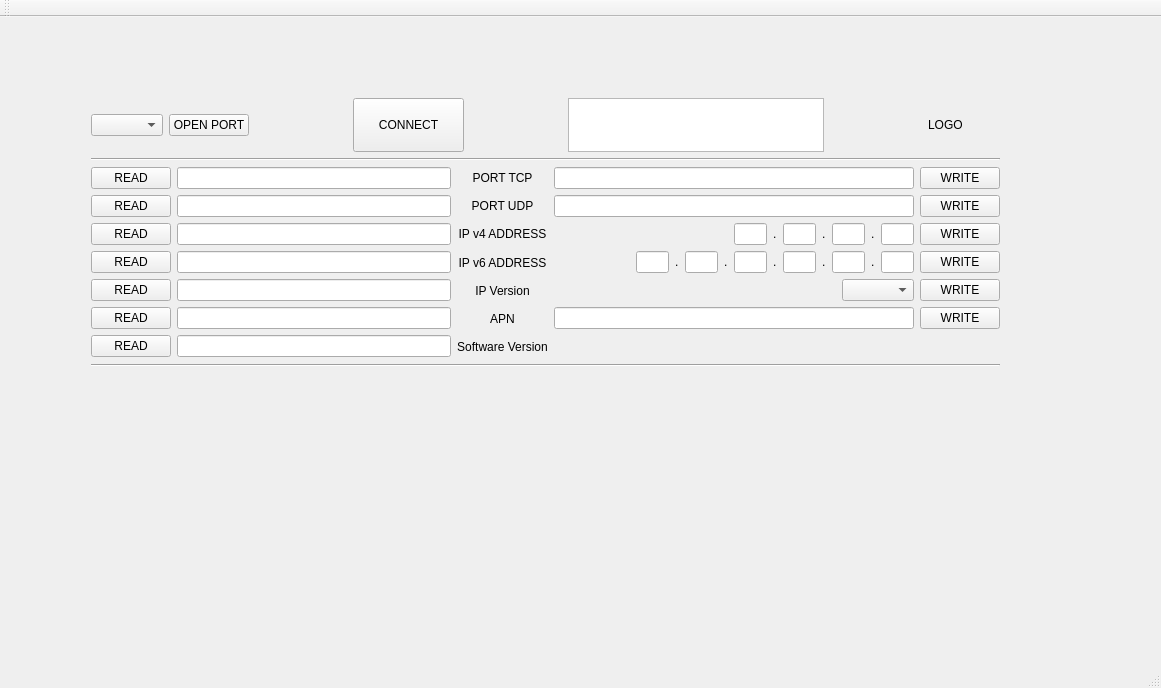
Before: the Qt Designer form mainwindow.ui in heavyC1oud/QT_Config_, drawn with Qt 5.
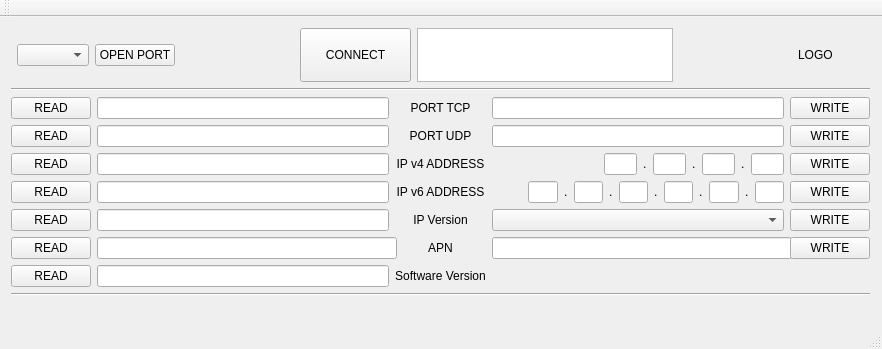
After: the same form once the commit is applied.

Diff of the .ui file:
```diff
--- a/mainwindow.ui
+++ b/mainwindow.ui
@@ -6,8 +6,8 @@
    <rect>
     <x>0</x>
     <y>0</y>
-    <width>1161</width>
-    <height>688</height>
+    <width>882</width>
+    <height>349</height>
    </rect>
   </property>
   <property name="minimumSize">
@@ -29,22 +29,42 @@
    <widget class="QWidget" name="verticalLayoutWidget_4">
     <property name="geometry">
      <rect>
-      <x>80</x>
-      <y>70</y>
-      <width>931</width>
-      <height>291</height>
+      <x>0</x>
+      <y>0</y>
+      <width>881</width>
+      <height>290</height>
      </rect>
     </property>
-    <layout class="QVBoxLayout" name="verticalLayout_4">
+    <layout class="QVBoxLayout" name="verticalLayout">
      <item>
-      <layout class="QHBoxLayout" name="horizontalLayout_7">
+      <layout class="QHBoxLayout" name="horizontalLayout">
        <item>
         <layout class="QHBoxLayout" name="horizontalLayout_6">
          <item>
-          <widget class="QComboBox" name="selCOM_CB"/>
+          <widget class="Line" name="line_3">
+           <property name="orientation">
+            <enum>Qt::Horizontal</enum>
+           </property>
+          </widget>
+         </item>
+         <item>
+          <widget class="QComboBox" name="selCOM_CB">
+           <property name="minimumSize">
+            <size>
+             <width>72</width>
+             <height>0</height>
+            </size>
+           </property>
+          </widget>
          </item>
          <item>
           <widget class="QPushButton" name="openCom_PB">
+           <property name="minimumSize">
+            <size>
+             <width>77</width>
+             <height>0</height>
+            </size>
+           </property>
            <property name="text">
             <string>OPEN PORT</string>
            </property>
@@ -53,9 +73,7 @@
         </layout>
        </item>
        <item>
-        <layout class="QHBoxLayout" name="horizontalLayout_5">
-         <item>
-          <spacer name="horizontalSpacer_4">
+        <spacer name="horizontalSpacer_3">
            <property name="orientation">
             <enum>Qt::Horizontal</enum>
            </property>
@@ -80,19 +98,6 @@
            </property>
           </widget>
          </item>
-         <item>
-          <spacer name="horizontalSpacer_5">
-           <property name="orientation">
-            <enum>Qt::Horizontal</enum>
-           </property>
-           <property name="sizeHint" stdset="0">
-            <size>
-             <width>40</width>
-             <height>20</height>
-            </size>
-           </property>
-          </spacer>
-         </item>
          <item>
           <widget class="QTextEdit" name="receiveData_TE">
            <property name="maximumSize">
@@ -104,7 +109,7 @@
           </widget>
          </item>
          <item>
-          <spacer name="horizontalSpacer_3">
+        <spacer name="horizontalSpacer_5">
            <property name="orientation">
             <enum>Qt::Horizontal</enum>
            </property>
@@ -137,8 +142,6 @@
          </item>
         </layout>
        </item>
-      </layout>
-     </item>
      <item>
       <widget class="Line" name="line">
        <property name="orientation">
@@ -147,76 +150,7 @@
       </widget>
      </item>
      <item>
-      <layout class="QHBoxLayout" name="horizontalLayout">
-       <item>
-        <layout class="QFormLayout" name="formLayout">
-         <item row="0" column="0">
-          <widget class="QPushButton" name="readPortTCP_PB">
-           <property name="text">
-            <string>READ</string>
-           </property>
-          </widget>
-         </item>
-         <item row="0" column="1">
-          <widget class="QLineEdit" name="readPortTCP_LE"/>
-         </item>
-         <item row="1" column="0">
-          <widget class="QPushButton" name="readPortUDP_PB">
-           <property name="text">
-            <string>READ</string>
-           </property>
-          </widget>
-         </item>
-         <item row="1" column="1">
-          <widget class="QLineEdit" name="readPortUDP_LE"/>
-         </item>
-         <item row="2" column="0">
-          <widget class="QPushButton" name="readAdrIPv4_PB">
-           <property name="text">
-            <string>READ</string>
-           </property>
-          </widget>
-         </item>
-         <item row="2" column="1">
-          <widget class="QLineEdit" name="readAdrIPv4_LE"/>
-         </item>
-         <item row="3" column="0">
-          <widget class="QPushButton" name="readAdrIPv6_PB">
-           <property name="text">
-            <string>READ</string>
-           </property>
-          </widget>
-         </item>
-         <item row="3" column="1">
-          <widget class="QLineEdit" name="readAdrIPv6_LE"/>
-         </item>
-         <item row="4" column="0">
-          <widget class="QPushButton" name="readIPver_PB">
-           <property name="text">
-            <string>READ</string>
-           </property>
-          </widget>
-         </item>
-         <item row="4" column="1">
-          <widget class="QLineEdit" name="readIPver_LE"/>
-         </item>
-         <item row="5" column="0">
-          <widget class="QPushButton" name="readAPN_PB">
-           <property name="text">
-            <string>READ</string>
-           </property>
-          </widget>
-         </item>
-         <item row="5" column="1">
-          <widget class="QLineEdit" name="readAPN_LE">
-           <property name="minimumSize">
-            <size>
-             <width>222</width>
-             <height>0</height>
-            </size>
-           </property>
-          </widget>
-         </item>
+      <layout class="QGridLayout" name="gridLayout">
          <item row="6" column="0">
           <widget class="QPushButton" name="readSWver_PB">
            <property name="text">
@@ -224,6 +158,23 @@
            </property>
           </widget>
          </item>
+       <item row="4" column="0">
+        <widget class="QPushButton" name="readIPver_PB">
+         <property name="text">
+          <string>READ</string>
+         </property>
+        </widget>
+       </item>
+       <item row="3" column="2">
+        <widget class="QLabel" name="label_4">
+         <property name="text">
+          <string>IP v6 ADDRESS</string>
+         </property>
+         <property name="alignment">
+          <set>Qt::AlignCenter</set>
+         </property>
+        </widget>
+       </item>
          <item row="6" column="1">
           <widget class="QLineEdit" name="readSWver_LE">
            <property name="readOnly">
@@ -231,34 +182,13 @@
            </property>
           </widget>
          </item>
-        </layout>
+       <item row="1" column="1">
+        <widget class="QLineEdit" name="readPortUDP_LE"/>
        </item>
-       <item>
-        <layout class="QVBoxLayout" name="verticalLayout">
-         <item>
-          <widget class="QLabel" name="label">
-           <property name="layoutDirection">
-            <enum>Qt::LeftToRight</enum>
-           </property>
-           <property name="text">
-            <string>PORT TCP</string>
-           </property>
-           <property name="alignment">
-            <set>Qt::AlignCenter</set>
-           </property>
-          </widget>
-         </item>
-         <item>
-          <widget class="QLabel" name="label_2">
-           <property name="text">
-            <string>PORT UDP</string>
-           </property>
-           <property name="alignment">
-            <set>Qt::AlignCenter</set>
-           </property>
-          </widget>
-         </item>
-         <item>
+       <item row="0" column="3">
+        <widget class="QLineEdit" name="writePortTCP_LE"/>
+       </item>
+       <item row="2" column="2">
           <widget class="QLabel" name="label_3">
            <property name="text">
             <string>IP v4 ADDRESS</string>
@@ -268,138 +198,10 @@
            </property>
           </widget>
          </item>
-         <item>
-          <widget class="QLabel" name="label_4">
-           <property name="text">
-            <string>IP v6 ADDRESS</string>
-           </property>
-           <property name="alignment">
-            <set>Qt::AlignCenter</set>
-           </property>
-          </widget>
-         </item>
-         <item>
-          <widget class="QLabel" name="label_6">
-           <property name="text">
-            <string>IP Version</string>
-           </property>
-           <property name="alignment">
-            <set>Qt::AlignCenter</set>
-           </property>
-          </widget>
-         </item>
-         <item>
-          <widget class="QLabel" name="label_7">
-           <property name="text">
-            <string>APN</string>
-           </property>
-           <property name="alignment">
-            <set>Qt::AlignCenter</set>
-           </property>
-          </widget>
-         </item>
-         <item>
-          <widget class="QLabel" name="label_8">
-           <property name="text">
-            <string>Software Version</string>
-           </property>
-           <property name="alignment">
-            <set>Qt::AlignCenter</set>
-           </property>
-          </widget>
-         </item>
-        </layout>
-       </item>
-       <item>
-        <layout class="QVBoxLayout" name="verticalLayout_3">
-         <item>
-          <widget class="QLineEdit" name="writePortTCP_LE"/>
-         </item>
-         <item>
-          <widget class="QLineEdit" name="writePortUDP_LE"/>
-         </item>
-         <item>
-          <layout class="QHBoxLayout" name="horizontalLayout_2">
-           <item>
-            <spacer name="horizontalSpacer">
-             <property name="orientation">
-              <enum>Qt::Horizontal</enum>
-             </property>
-             <property name="sizeHint" stdset="0">
-              <size>
-               <width>40</width>
-               <height>20</height>
-              </size>
-             </property>
-            </spacer>
-           </item>
-           <item>
-            <widget class="QLineEdit" name="writeAdrIPv4_1_LE">
-             <property name="maximumSize">
-              <size>
-               <width>33</width>
-               <height>16777215</height>
-              </size>
-             </property>
-            </widget>
-           </item>
-           <item>
-            <widget class="QLabel" name="label_5">
-             <property name="text">
-              <string>.</string>
-             </property>
-            </widget>
-           </item>
-           <item>
-            <widget class="QLineEdit" name="writeAdrIPv4_2_LE">
-             <property name="maximumSize">
-              <size>
-               <width>33</width>
-               <height>16777215</height>
-              </size>
-             </property>
-            </widget>
-           </item>
-           <item>
-            <widget class="QLabel" name="label_9">
-             <property name="text">
-              <string>.</string>
-             </property>
-            </widget>
-           </item>
-           <item>
-            <widget class="QLineEdit" name="writeAdrIPv4_3_LE">
-             <property name="maximumSize">
-              <size>
-               <width>33</width>
-               <height>16777215</height>
-              </size>
-             </property>
-            </widget>
-           </item>
-           <item>
-            <widget class="QLabel" name="label_10">
-             <property name="text">
-              <string>.</string>
-             </property>
-            </widget>
-           </item>
-           <item>
-            <widget class="QLineEdit" name="writeAdrIPv4_4_LE">
-             <property name="maximumSize">
-              <size>
-               <width>33</width>
-               <height>16777215</height>
-              </size>
-             </property>
-            </widget>
-           </item>
-          </layout>
-         </item>
-         <item>
+       <item row="3" column="3">
           <layout class="QHBoxLayout" name="horizontalLayout_3">
            <item>
-            <spacer name="horizontalSpacer_6">
+          <spacer name="horizontalSpacer_2">
              <property name="orientation">
               <enum>Qt::Horizontal</enum>
              </property>
@@ -508,91 +310,252 @@
            </item>
           </layout>
          </item>
-         <item>
-          <layout class="QHBoxLayout" name="horizontalLayout_4">
-           <item>
-            <spacer name="horizontalSpacer_2">
-             <property name="orientation">
-              <enum>Qt::Horizontal</enum>
-             </property>
-             <property name="sizeHint" stdset="0">
+       <item row="5" column="1">
+        <widget class="QLineEdit" name="readAPN_LE">
+         <property name="minimumSize">
               <size>
-               <width>40</width>
-               <height>20</height>
-              </size>
-             </property>
-            </spacer>
-           </item>
-           <item>
+           <width>300</width>
+           <height>0</height>
+          </size>
+         </property>
+        </widget>
+       </item>
+       <item row="4" column="1">
+        <widget class="QLineEdit" name="readIPver_LE"/>
+       </item>
+       <item row="6" column="2">
+        <widget class="QLabel" name="label_8">
+         <property name="text">
+          <string>Software Version</string>
+         </property>
+         <property name="alignment">
+          <set>Qt::AlignCenter</set>
+         </property>
+        </widget>
+       </item>
+       <item row="2" column="0">
+        <widget class="QPushButton" name="readAdrIPv4_PB">
+         <property name="text">
+          <string>READ</string>
+         </property>
+        </widget>
+       </item>
+       <item row="4" column="2">
+        <widget class="QLabel" name="label_6">
+         <property name="text">
+          <string>IP Version</string>
+         </property>
+         <property name="alignment">
+          <set>Qt::AlignCenter</set>
+         </property>
+        </widget>
+       </item>
+       <item row="1" column="3">
+        <widget class="QLineEdit" name="writePortUDP_LE"/>
+       </item>
+       <item row="0" column="1">
+        <widget class="QLineEdit" name="readPortTCP_LE"/>
+       </item>
+       <item row="1" column="2">
+        <widget class="QLabel" name="label_2">
+         <property name="text">
+          <string>PORT UDP</string>
+         </property>
+         <property name="alignment">
+          <set>Qt::AlignCenter</set>
+         </property>
+        </widget>
+       </item>
+       <item row="3" column="1">
+        <widget class="QLineEdit" name="readAdrIPv6_LE"/>
+       </item>
+       <item row="0" column="0">
+        <widget class="QPushButton" name="readPortTCP_PB">
+         <property name="text">
+          <string>READ</string>
+         </property>
+        </widget>
+       </item>
+       <item row="1" column="0">
+        <widget class="QPushButton" name="readPortUDP_PB">
+         <property name="text">
+          <string>READ</string>
+         </property>
+        </widget>
+       </item>
+       <item row="0" column="2">
+        <widget class="QLabel" name="label">
+         <property name="layoutDirection">
+          <enum>Qt::LeftToRight</enum>
+         </property>
+         <property name="text">
+          <string>PORT TCP</string>
+         </property>
+         <property name="alignment">
+          <set>Qt::AlignCenter</set>
+         </property>
+        </widget>
+       </item>
+       <item row="3" column="0">
+        <widget class="QPushButton" name="readAdrIPv6_PB">
+         <property name="text">
+          <string>READ</string>
+         </property>
+        </widget>
+       </item>
+       <item row="5" column="2">
+        <widget class="QLabel" name="label_7">
+         <property name="text">
+          <string>APN</string>
+         </property>
+         <property name="alignment">
+          <set>Qt::AlignCenter</set>
+         </property>
+        </widget>
+       </item>
+       <item row="4" column="3">
             <widget class="QComboBox" name="writeIPver_CB"/>
            </item>
-          </layout>
-         </item>
+       <item row="5" column="0">
+        <widget class="QPushButton" name="readAPN_PB">
+         <property name="text">
+          <string>READ</string>
+         </property>
+        </widget>
+       </item>
+       <item row="2" column="3">
+        <layout class="QHBoxLayout" name="horizontalLayout_2">
          <item>
-          <widget class="QLineEdit" name="writeAPN_LE"/>
+          <spacer name="horizontalSpacer">
+           <property name="orientation">
+            <enum>Qt::Horizontal</enum>
+           </property>
+           <property name="sizeHint" stdset="0">
+            <size>
+             <width>40</width>
+             <height>20</height>
+            </size>
+           </property>
+          </spacer>
          </item>
          <item>
-          <widget class="QLabel" name="label_16">
+          <widget class="QLineEdit" name="writeAdrIPv4_1_LE">
+           <property name="maximumSize">
+            <size>
+             <width>33</width>
+             <height>16777215</height>
+            </size>
+           </property>
+          </widget>
+         </item>
+         <item>
+          <widget class="QLabel" name="label_5">
            <property name="text">
-            <string> </string>
+            <string>.</string>
            </property>
           </widget>
          </item>
-        </layout>
+         <item>
+          <widget class="QLineEdit" name="writeAdrIPv4_2_LE">
+           <property name="maximumSize">
+            <size>
+             <width>33</width>
+             <height>16777215</height>
+            </size>
+           </property>
+          </widget>
        </item>
        <item>
-        <layout class="QVBoxLayout" name="verticalLayout_2">
+          <widget class="QLabel" name="label_9">
+           <property name="text">
+            <string>.</string>
+           </property>
+          </widget>
+         </item>
          <item>
+          <widget class="QLineEdit" name="writeAdrIPv4_3_LE">
+           <property name="maximumSize">
+            <size>
+             <width>33</width>
+             <height>16777215</height>
+            </size>
+           </property>
+          </widget>
+         </item>
+         <item>
+          <widget class="QLabel" name="label_10">
+           <property name="text">
+            <string>.</string>
+           </property>
+          </widget>
+         </item>
+         <item>
+          <widget class="QLineEdit" name="writeAdrIPv4_4_LE">
+           <property name="maximumSize">
+            <size>
+             <width>33</width>
+             <height>16777215</height>
+            </size>
+           </property>
+          </widget>
+         </item>
+        </layout>
+       </item>
+       <item row="2" column="1">
+        <widget class="QLineEdit" name="readAdrIPv4_LE"/>
+       </item>
+       <item row="5" column="3">
+        <widget class="QLineEdit" name="writeAPN_LE">
+         <property name="minimumSize">
+          <size>
+           <width>300</width>
+           <height>0</height>
+          </size>
+         </property>
+        </widget>
+       </item>
+       <item row="0" column="4">
           <widget class="QPushButton" name="writePortTCP_PB">
            <property name="text">
             <string>WRITE</string>
            </property>
           </widget>
          </item>
-         <item>
+       <item row="1" column="4">
           <widget class="QPushButton" name="writePortUDP_PB">
            <property name="text">
             <string>WRITE</string>
            </property>
           </widget>
          </item>
-         <item>
+       <item row="2" column="4">
           <widget class="QPushButton" name="writeAdrIPv4_PB">
            <property name="text">
             <string>WRITE</string>
            </property>
           </widget>
          </item>
-         <item>
+       <item row="3" column="4">
           <widget class="QPushButton" name="writeAdrIPv6_PB">
            <property name="text">
             <string>WRITE</string>
            </property>
           </widget>
          </item>
-         <item>
+       <item row="4" column="4">
           <widget class="QPushButton" name="writeIPver_PB">
            <property name="text">
             <string>WRITE</string>
            </property>
           </widget>
          </item>
-         <item>
+       <item row="5" column="4">
           <widget class="QPushButton" name="writeAPN_PB">
            <property name="text">
             <string>WRITE</string>
            </property>
           </widget>
          </item>
-         <item>
-          <widget class="QLabel" name="label_17">
-           <property name="text">
-            <string/>
-           </property>
-          </widget>
-         </item>
-        </layout>
-       </item>
       </layout>
      </item>
      <item>
@@ -604,6 +567,32 @@
      </item>
     </layout>
    </widget>
+   <widget class="QLabel" name="label_16">
+    <property name="geometry">
+     <rect>
+      <x>474</x>
+      <y>194</y>
+      <width>16</width>
+      <height>16</height>
+     </rect>
+    </property>
+    <property name="text">
+     <string/>
+    </property>
+   </widget>
+   <widget class="QLabel" name="label_17">
+    <property name="geometry">
+     <rect>
+      <x>808</x>
+      <y>206</y>
+      <width>16</width>
+      <height>16</height>
+     </rect>
+    </property>
+    <property name="text">
+     <string/>
+    </property>
+   </widget>
   </widget>
   <widget class="QMenuBar" name="menuBar">
    <property name="geometry">
```
Left out of the diff: 4 changed lines with no effect on the pictures. Lines whose indentation alone changed are shown as unchanged.
